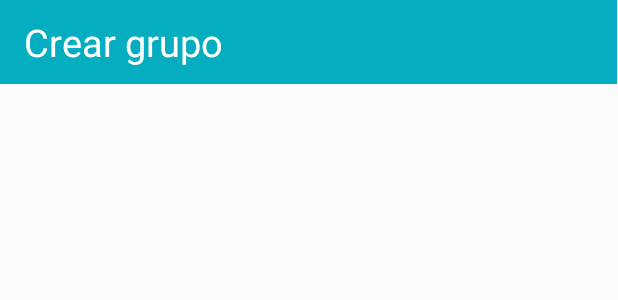
After one commit to danielhuici/instantM, an Android app: the layout activity_create_group.xml on its own in the app's theme, with its tools: preview values and no code run, on a phone screen of 412 x 824 dp. The commit adds this screen. Shown: the top 300 px of the screen. Run offline under Robolectric (Android 15) with nearby library versions, the phone set to English and light mode, and no system bars.

Commit message:
removed default bar at create group

```diff
--- a/app/src/main/AndroidManifest.xml
+++ b/app/src/main/AndroidManifest.xml
@@ -14,12 +14,13 @@
         android:icon="@drawable/ic_launcher"
         android:label="@string/app_name"
         android:theme="@style/AppTheme">
-        <activity android:name=".activity.EditGroupActivity"></activity>
+        <activity android:name=".CreateGroupActivity"></activity>
+        <activity android:name=".activity.EditGroupActivity" />
         <activity
             android:name=".activity.LoginActivity"
             android:label="@string/app_name"
             android:launchMode="singleTop"
-            android:windowSoftInputMode="adjustPan"></activity>
+            android:windowSoftInputMode="adjustPan" />
         <activity
             android:name=".activity.RegisterActivity"
             android:label="@string/app_name"
--- /dev/null
+++ b/app/src/main/res/layout/activity_create_group.xml
@@ -0,0 +1,29 @@
+<?xml version="1.0" encoding="utf-8"?>
+<LinearLayout xmlns:android="http://schemas.android.com/apk/res/android"
+    android:layout_width="fill_parent"
+    android:layout_height="fill_parent"
+    xmlns:app="http://schemas.android.com/apk/res-auto"
+    android:orientation="vertical"
+    >
+
+    <android.support.v7.widget.Toolbar
+        android:id="@+id/toolbar2"
+        android:layout_width="411dp"
+        android:layout_height="wrap_content"
+        android:background="?attr/colorPrimary"
+        android:minHeight="?attr/actionBarSize"
+        android:theme="?attr/actionBarTheme"
+        android:backgroundTint="@color/background">
+
+        <TextView
+            android:layout_width="wrap_content"
+            android:layout_height="wrap_content"
+            android:text="Crear grupo"
+            android:textColor="#ffffff"
+            android:textSize="25dp" />
+    </android.support.v7.widget.Toolbar>
+
+
+
+
+</LinearLayout>
--- a/app/src/main/res/layout/activity_login.xml
+++ b/app/src/main/res/layout/activity_login.xml
@@ -6,7 +6,6 @@
     android:gravity="center"
     android:orientation="vertical"
     android:padding="10dp">
-
 
     <TextView
         android:id="@+id/textView"
--- a/app/src/main/res/values-v11/styles.xml
+++ b/app/src/main/res/values-v11/styles.xml
@@ -8,4 +8,10 @@
         <!-- API 11 theme customizations can go here. -->
     </style>
 
+    <style name="AppTheme.NoActionBar">
+        <item name="windowActionBar">false</item>
+        <item name="windowNoTitle">true</item>
+    </style>
+
+
 </resources>
```
Also changed, not shown: app/build.gradle (+5 -5 lines), app/src/main/java/info/androidhive/loginandregistration/CreateGroupActivity.java (added, +13 -0 lines), app/src/main/java/info/androidhive/loginandregistration/activity/EditGroupActivity.java (+9 -4 lines), app/src/main/res/layout/activity_chats.xml (+4 -7 lines).
